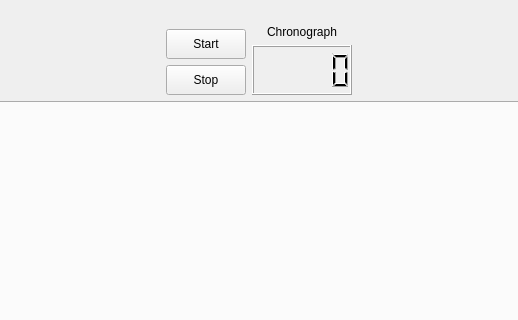
Before: the Qt Designer form design/main_station/views/generated/ui_main_view.ui in AntoineGagne/design-3-glo, drawn with Qt 5; both pictures show x 239 to 757 and y 0 to 320 of the 1101 by 648 pixel window.
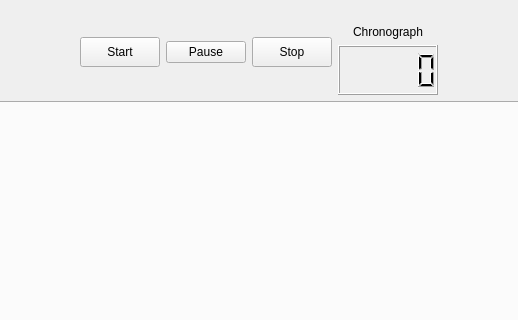
After: the same form once the commit is applied.

Patch:
```diff
--- a/design/main_station/views/generated/ui_main_view.ui
+++ b/design/main_station/views/generated/ui_main_view.ui
@@ -40,23 +40,7 @@
              </spacer>
             </item>
             <item>
-             <layout class="QVBoxLayout" name="verticalLayout_2">
-              <item>
-               <spacer name="verticalSpacer_3">
-                <property name="orientation">
-                 <enum>Qt::Vertical</enum>
-                </property>
-                <property name="sizeType">
-                 <enum>QSizePolicy::Fixed</enum>
-                </property>
-                <property name="sizeHint" stdset="0">
-                 <size>
-                  <width>20</width>
-                  <height>20</height>
-                 </size>
-                </property>
-               </spacer>
-              </item>
+             <layout class="QHBoxLayout" name="horizontalLayout_2">
               <item>
                <widget class="QPushButton" name="start_btn">
                 <property name="minimumSize">
@@ -76,6 +60,13 @@
                 </property>
                </widget>
               </item>
+              <item>
+               <widget class="QPushButton" name="pause_btn">
+                <property name="text">
+                 <string>Pause</string>
+                </property>
+               </widget>
+              </item>
               <item>
                <widget class="QPushButton" name="stop_btn">
                 <property name="minimumSize">
```
Left out of the diff: 4 changed lines with no effect on the pictures.
